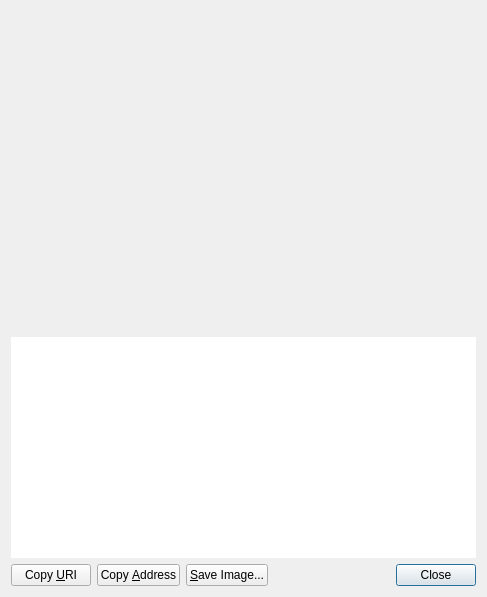
First picture: the form in src/qt/forms/receiverequestdialog.ui, repository SidGrip/photon, before the edit.
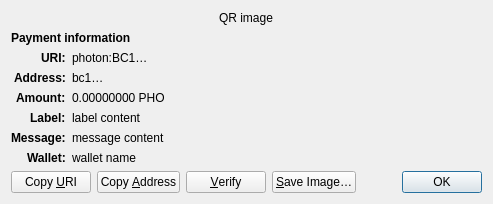
Second picture: the form after the edit. Custom widgets are drawn as their Qt base class.

Commit message: Rebase Photon onto Core 25.2

Diff of the .ui file:
```diff
--- a/src/qt/forms/receiverequestdialog.ui
+++ b/src/qt/forms/receiverequestdialog.ui
@@ -6,60 +6,158 @@
    <rect>
     <x>0</x>
     <y>0</y>
-    <width>487</width>
-    <height>597</height>
+    <width>413</width>
+    <height>229</height>
    </rect>
   </property>
-  <layout class="QVBoxLayout" name="verticalLayout_3">
-   <item>
-    <widget class="QRImageWidget" name="lblQRCode">
-     <property name="sizePolicy">
-      <sizepolicy hsizetype="Expanding" vsizetype="Fixed">
-       <horstretch>0</horstretch>
-       <verstretch>0</verstretch>
-      </sizepolicy>
+  <property name="windowTitle">
+   <string>Request payment to …</string>
+  </property>
+  <layout class="QGridLayout" name="gridLayout" columnstretch="0,1">
+   <property name="sizeConstraint">
+    <enum>QLayout::SetFixedSize</enum>
+   </property>
+   <item row="0" column="0" colspan="2" alignment="Qt::AlignHCenter">
+    <widget class="QRImageWidget" name="qr_code">
+     <property name="text">
+      <string notr="true">QR image</string>
      </property>
-     <property name="minimumSize">
-      <size>
-       <width>300</width>
-       <height>320</height>
-      </size>
+     <property name="textInteractionFlags">
+      <set>Qt::NoTextInteraction</set>
      </property>
-     <property name="toolTip">
-      <string>QR Code</string>
+    </widget>
+   </item>
+   <item row="1" column="0" colspan="2">
+    <widget class="QLabel" name="payment_header">
+     <property name="font">
+      <font>
+       <weight>75</weight>
+       <bold>true</bold>
+      </font>
      </property>
+     <property name="text">
+      <string>Payment information</string>
+     </property>
+     <property name="textInteractionFlags">
+      <set>Qt::NoTextInteraction</set>
+     </property>
+    </widget>
+   </item>
+   <item row="2" column="0" alignment="Qt::AlignRight|Qt::AlignTop">
+    <widget class="QLabel" name="uri_tag">
+     <property name="font">
+      <font>
+       <weight>75</weight>
+       <bold>true</bold>
+      </font>
+     </property>
+     <property name="text">
+      <string notr="true">URI:</string>
+     </property>
      <property name="textFormat">
       <enum>Qt::PlainText</enum>
      </property>
-     <property name="alignment">
-      <set>Qt::AlignCenter</set>
+     <property name="textInteractionFlags">
+      <set>Qt::NoTextInteraction</set>
      </property>
+    </widget>
+   </item>
+   <item row="2" column="1" alignment="Qt::AlignTop">
+    <widget class="QLabel" name="uri_content">
+     <property name="text">
+      <string notr="true">photon:BC1…</string>
+     </property>
+     <property name="textFormat">
+      <enum>Qt::RichText</enum>
+     </property>
      <property name="wordWrap">
       <bool>true</bool>
      </property>
     </widget>
    </item>
-   <item>
-    <widget class="QTextEdit" name="outUri">
-     <property name="sizePolicy">
-      <sizepolicy hsizetype="Expanding" vsizetype="Expanding">
-       <horstretch>0</horstretch>
-       <verstretch>0</verstretch>
-      </sizepolicy>
+   <item row="3" column="0" alignment="Qt::AlignRight|Qt::AlignTop">
+    <widget class="QLabel" name="address_tag">
+     <property name="font">
+      <font>
+       <weight>75</weight>
+       <bold>true</bold>
+      </font>
      </property>
-     <property name="minimumSize">
-      <size>
-       <width>0</width>
-       <height>50</height>
-      </size>
+     <property name="text">
+      <string>Address:</string>
      </property>
-     <property name="frameShape">
-      <enum>QFrame::NoFrame</enum>
+     <property name="textInteractionFlags">
+      <set>Qt::NoTextInteraction</set>
      </property>
-     <property name="frameShadow">
-      <enum>QFrame::Plain</enum>
+    </widget>
+   </item>
+   <item row="3" column="1" alignment="Qt::AlignTop">
+    <widget class="QLabel" name="address_content">
+     <property name="text">
+      <string notr="true">bc1…</string>
      </property>
-     <property name="tabChangesFocus">
+     <property name="textFormat">
+      <enum>Qt::PlainText</enum>
+     </property>
+     <property name="textInteractionFlags">
+      <set>Qt::TextSelectableByMouse</set>
+     </property>
+    </widget>
+   </item>
+   <item row="4" column="0" alignment="Qt::AlignRight|Qt::AlignTop">
+    <widget class="QLabel" name="amount_tag">
+     <property name="font">
+      <font>
+       <weight>75</weight>
+       <bold>true</bold>
+      </font>
+     </property>
+     <property name="text">
+      <string>Amount:</string>
+     </property>
+     <property name="textInteractionFlags">
+      <set>Qt::NoTextInteraction</set>
+     </property>
+    </widget>
+   </item>
+   <item row="4" column="1" alignment="Qt::AlignTop">
+    <widget class="QLabel" name="amount_content">
+     <property name="text">
+      <string notr="true">0.00000000 PHO</string>
+     </property>
+     <property name="textFormat">
+      <enum>Qt::PlainText</enum>
+     </property>
+     <property name="textInteractionFlags">
+      <set>Qt::TextSelectableByMouse</set>
+     </property>
+    </widget>
+   </item>
+   <item row="5" column="0" alignment="Qt::AlignRight|Qt::AlignTop">
+    <widget class="QLabel" name="label_tag">
+     <property name="font">
+      <font>
+       <weight>75</weight>
+       <bold>true</bold>
+      </font>
+     </property>
+     <property name="text">
+      <string>Label:</string>
+     </property>
+     <property name="textInteractionFlags">
+      <set>Qt::NoTextInteraction</set>
+     </property>
+    </widget>
+   </item>
+   <item row="5" column="1" alignment="Qt::AlignTop">
+    <widget class="QLabel" name="label_content">
+     <property name="text">
+      <string notr="true">label content</string>
+     </property>
+     <property name="textFormat">
+      <enum>Qt::PlainText</enum>
+     </property>
+     <property name="wordWrap">
       <bool>true</bool>
      </property>
      <property name="textInteractionFlags">
@@ -67,7 +165,71 @@
      </property>
     </widget>
    </item>
-   <item>
+   <item row="6" column="0" alignment="Qt::AlignRight|Qt::AlignTop">
+    <widget class="QLabel" name="message_tag">
+     <property name="font">
+      <font>
+       <weight>75</weight>
+       <bold>true</bold>
+      </font>
+     </property>
+     <property name="text">
+      <string>Message:</string>
+     </property>
+     <property name="textInteractionFlags">
+      <set>Qt::NoTextInteraction</set>
+     </property>
+    </widget>
+   </item>
+   <item row="6" column="1" alignment="Qt::AlignTop">
+    <widget class="QLabel" name="message_content">
+     <property name="text">
+      <string notr="true">message content</string>
+     </property>
+     <property name="textFormat">
+      <enum>Qt::PlainText</enum>
+     </property>
+     <property name="wordWrap">
+      <bool>true</bool>
+     </property>
+     <property name="textInteractionFlags">
+      <set>Qt::TextSelectableByMouse</set>
+     </property>
+    </widget>
+   </item>
+   <item row="7" column="0" alignment="Qt::AlignRight|Qt::AlignTop">
+    <widget class="QLabel" name="wallet_tag">
+     <property name="font">
+      <font>
+       <weight>75</weight>
+       <bold>true</bold>
+      </font>
+     </property>
+     <property name="text">
+      <string>Wallet:</string>
+     </property>
+     <property name="textInteractionFlags">
+      <set>Qt::NoTextInteraction</set>
+     </property>
+    </widget>
+   </item>
+   <item row="7" column="1" alignment="Qt::AlignTop">
+    <widget class="QLabel" name="wallet_content">
+     <property name="text">
+      <string notr="true">wallet name</string>
+     </property>
+     <property name="textFormat">
+      <enum>Qt::PlainText</enum>
+     </property>
+     <property name="wordWrap">
+      <bool>true</bool>
+     </property>
+     <property name="textInteractionFlags">
+      <set>Qt::TextSelectableByMouse</set>
+     </property>
+    </widget>
+   </item>
+   <item row="8" column="0" colspan="2">
     <layout class="QHBoxLayout" name="horizontalLayout">
      <item>
       <widget class="QPushButton" name="btnCopyURI">
@@ -89,10 +251,23 @@
        </property>
       </widget>
      </item>
+     <item>
+      <widget class="QPushButton" name="btnVerify">
+       <property name="text">
+        <string>&amp;Verify</string>
+       </property>
+       <property name="toolTip">
+        <string>Verify this address on e.g. a hardware wallet screen</string>
+       </property>
+       <property name="autoDefault">
+        <bool>false</bool>
+       </property>
+      </widget>
+     </item>
      <item>
       <widget class="QPushButton" name="btnSaveAs">
        <property name="text">
-        <string>&amp;Save Image...</string>
+        <string>&amp;Save Image…</string>
        </property>
        <property name="autoDefault">
         <bool>false</bool>
@@ -115,7 +290,7 @@
      <item>
       <widget class="QDialogButtonBox" name="buttonBox">
        <property name="standardButtons">
-        <set>QDialogButtonBox::Close</set>
+        <set>QDialogButtonBox::Ok</set>
        </property>
       </widget>
      </item>
```
Left out of the diff: 40 changed lines with no effect on the pictures. The commit also changes 2670 other files.
